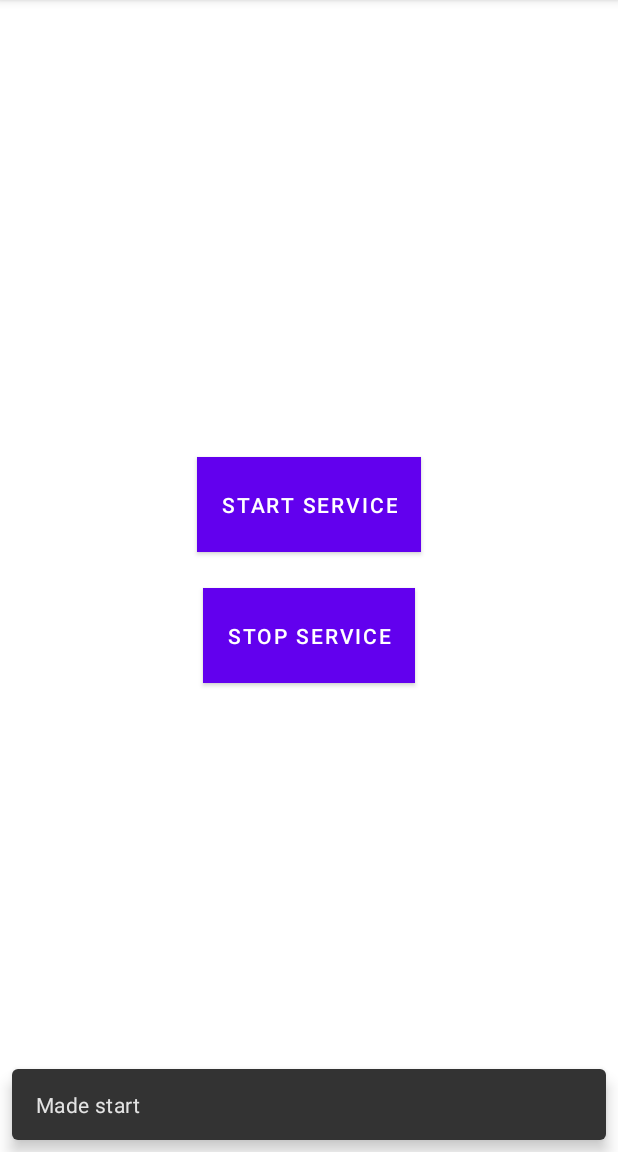
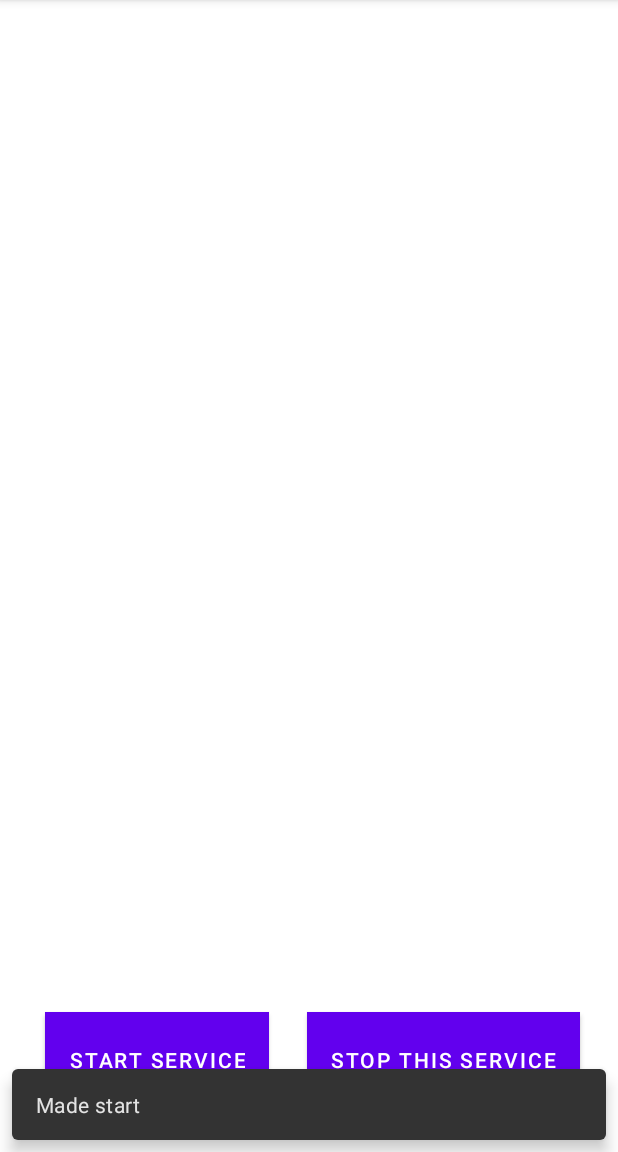
Before and after one commit to MichaelMilich/BordcastTest, an Android app: the screen it shows after launch (MainActivity), after a tap on "START SERVICE", on a phone screen of 412 x 824 dp, the part 84-1236 px from its top. Run offline under Robolectric (Android 15) with nearby library versions, the phone set to English and light mode, and no system bars.

Commit message:
Made The service run in the background. Added button on notification to stop the service. Next step - make my application run with binding according to the correct architecture. 2nd step - implement livedata so the buttons of the application are clickable onlt when the service runs/stopped (respectivly) 3rd step - implement service binding so that the viewmodel knows when the service stopped itself

```diff
--- a/app/src/main/java/millich/michael/bordcasttest/MainActivity.kt
+++ b/app/src/main/java/millich/michael/bordcasttest/MainActivity.kt
@@ -42,6 +42,11 @@ class MainActivity : AppCompatActivity() {
 
     }
 
+    override fun onStart() {
+        startFunction()
+        super.onStart()
+    }
+
     private fun startFunction()
     {
         viewModel.start(applicationContext)
--- a/app/src/main/java/millich/michael/bordcasttest/MyViewModel.kt
+++ b/app/src/main/java/millich/michael/bordcasttest/MyViewModel.kt
@@ -11,23 +11,14 @@ class MyViewModel : ViewModel() {
 lateinit var _intent : Intent
 var count =0
     fun start(context: Context){
-        Log.i("Test", "ViewModel count click = $count")
-        if(count ==0) {
-            count ++
             _intent = Intent(context, MyTestService::class.java)
             _intent.action = START_MY_SERVICE
-            context.startService(_intent)
-            //context.startForegroundService(_intent)
-
-        }
+            context.startForegroundService(_intent)
     }
     fun stop(context: Context){
-        if(count >0) {
-            count--
             _intent = Intent(context, MyTestService::class.java)
             _intent.action = STOP_MY_SERVICE
             context.stopService(_intent)
-        }
 
     }
 }
--- a/app/src/main/res/layout/activity_main.xml
+++ b/app/src/main/res/layout/activity_main.xml
@@ -9,36 +9,28 @@
     <Button
         android:id="@+id/buttonStartService"
         android:layout_width="wrap_content"
-        android:layout_height="wrap_content"
-        android:layout_marginStart="8dp"
-        android:layout_marginEnd="8dp"
+        android:layout_height="63dp"
+        android:layout_margin="@dimen/buttons_margin"
         android:background="@color/teal_200"
         android:padding="16dp"
-        android:text="Start Service"
+        android:text="@string/start_service"
         android:textColor="#fff"
-        app:layout_constraintBottom_toTopOf="@+id/buttonStopService"
-        app:layout_constraintEnd_toEndOf="parent"
-        app:layout_constraintHorizontal_bias="0.5"
-        app:layout_constraintStart_toStartOf="parent"
-        app:layout_constraintTop_toTopOf="parent"
-        app:layout_constraintVertical_chainStyle="packed" />
+        app:layout_constraintBottom_toBottomOf="parent"
+        app:layout_constraintStart_toStartOf="parent" />
+
     <Button
         android:id="@+id/buttonStopService"
         android:layout_width="wrap_content"
         android:layout_height="wrap_content"
-        android:layout_marginStart="8dp"
-        android:layout_marginTop="24dp"
-        android:layout_marginEnd="8dp"
-        android:layout_marginBottom="8dp"
+        android:layout_margin="@dimen/buttons_margin"
+        android:layout_marginStart="44dp"
         android:background="@color/purple_500"
         android:padding="16dp"
-        android:text="Stop Service"
+        android:text="@string/stop_service"
         android:textColor="#fff"
-        app:layout_constraintBottom_toBottomOf="parent"
+        app:layout_constraintBottom_toBottomOf="@+id/buttonStartService"
         app:layout_constraintEnd_toEndOf="parent"
-        app:layout_constraintHorizontal_bias="0.5"
-        app:layout_constraintStart_toStartOf="parent"
-        app:layout_constraintTop_toBottomOf="@+id/buttonStartService"
-        app:layout_constraintVertical_bias="0.218" />
+        app:layout_constraintStart_toEndOf="@+id/buttonStartService"
+        app:layout_constraintTop_toTopOf="@+id/buttonStartService" />
 
 </androidx.constraintlayout.widget.ConstraintLayout>
--- /dev/null
+++ b/app/src/main/res/values/dimens.xml
@@ -0,0 +1,4 @@
+<?xml version="1.0" encoding="utf-8"?>
+<resources>
+    <dimen name="buttons_margin">30dp</dimen>
+</resources>
--- a/app/src/main/res/values/strings.xml
+++ b/app/src/main/res/values/strings.xml
@@ -1,3 +1,5 @@
 <resources>
     <string name="app_name">BordcastTest</string>
+    <string name="stop_service">Stop This Service</string>
+    <string name="start_service">Start Service</string>
 </resources>
--- a/build.gradle
+++ b/build.gradle
@@ -9,7 +9,7 @@ buildscript {
         mavenCentral()
     }
     dependencies {
-        classpath "com.android.tools.build:gradle:7.0.4"
+        classpath 'com.android.tools.build:gradle:7.1.0'
         classpath "org.jetbrains.kotlin:kotlin-gradle-plugin:1.6.10"
 
         // NOTE: Do not place your application dependencies here; they belong
```
Also changed, not shown: app/src/main/java/millich/michael/bordcasttest/MyTestService.kt (+24 -4 lines), app/src/main/java/millich/michael/bordcasttest/UnlockBroadcastReciver.kt (+10 -3 lines), app/src/main/java/millich/michael/bordcasttest/Utills.kt (+12 -0 lines), gradle/wrapper/gradle-wrapper.properties.
